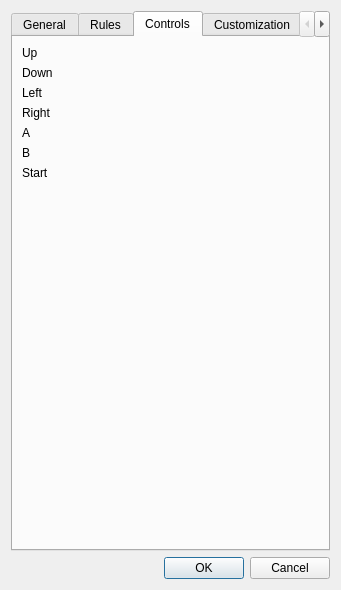
Above: Client/settingsdialog.ui from puyonexus/puyovs before the change. Below: the same form after it.
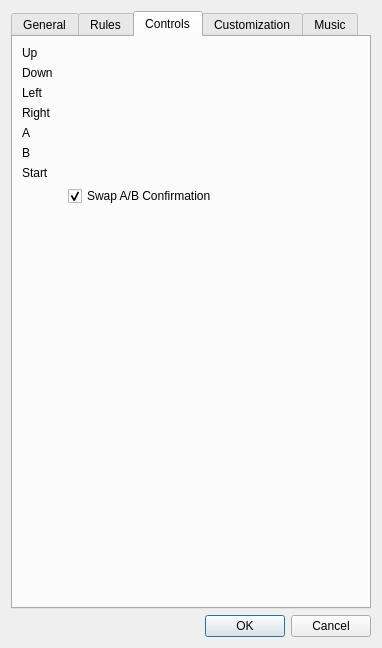
That is the form after the change. The open tabs and pages were chosen to show the change. Icons and pictures are not drawn. Custom widgets are drawn as their Qt base class.

Commit message: Swap the A and B button for confirmations

What changed in the file:
```diff
--- a/Client/settingsdialog.ui
+++ b/Client/settingsdialog.ui
@@ -6,8 +6,8 @@
    <rect>
     <x>0</x>
     <y>0</y>
-    <width>341</width>
-    <height>502</height>
+    <width>382</width>
+    <height>648</height>
    </rect>
   </property>
   <property name="acceptDrops">
@@ -697,6 +697,29 @@
        <item row="6" column="1">
         <widget class="InputWidget" name="StartInput" native="true"/>
        </item>
+       <item row="7" column="0">
+        <spacer name="SwapABConfirmSpacer">
+         <property name="orientation">
+          <enum>Qt::Horizontal</enum>
+         </property>
+         <property name="sizeHint" stdset="0">
+          <size>
+           <width>40</width>
+           <height>20</height>
+          </size>
+         </property>
+        </spacer>
+       </item>
+       <item row="7" column="1">
+        <widget class="QCheckBox" name="SwapABConfirmCheckBox">
+         <property name="text">
+          <string>Swap A/B Confirmation</string>
+         </property>
+         <property name="checked">
+          <bool>true</bool>
+         </property>
+        </widget>
+       </item>
       </layout>
      </widget>
      <widget class="QWidget" name="CustomizationTab">
```
Left out of the diff: 6 changed lines with no effect on the pictures. The commit also changes 11 other files.
